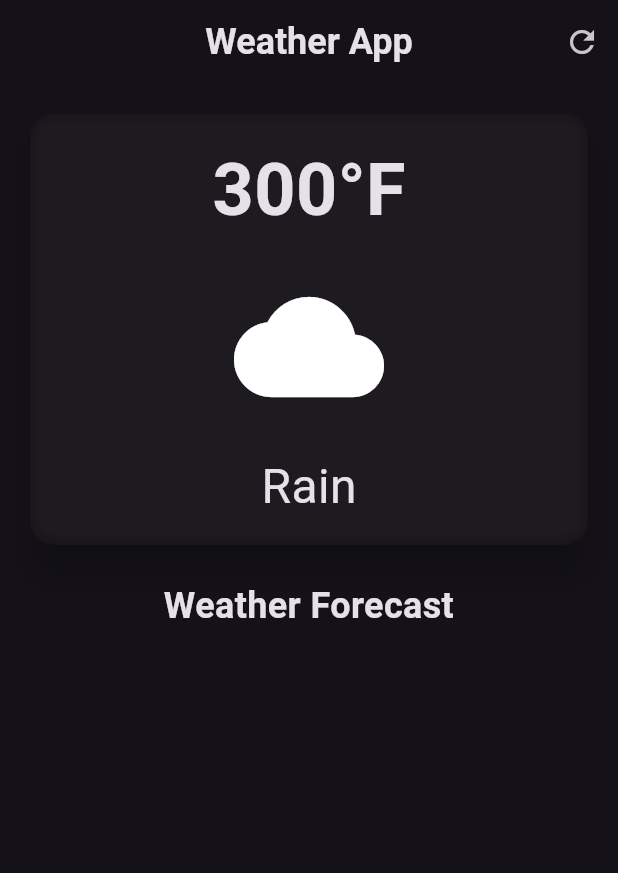
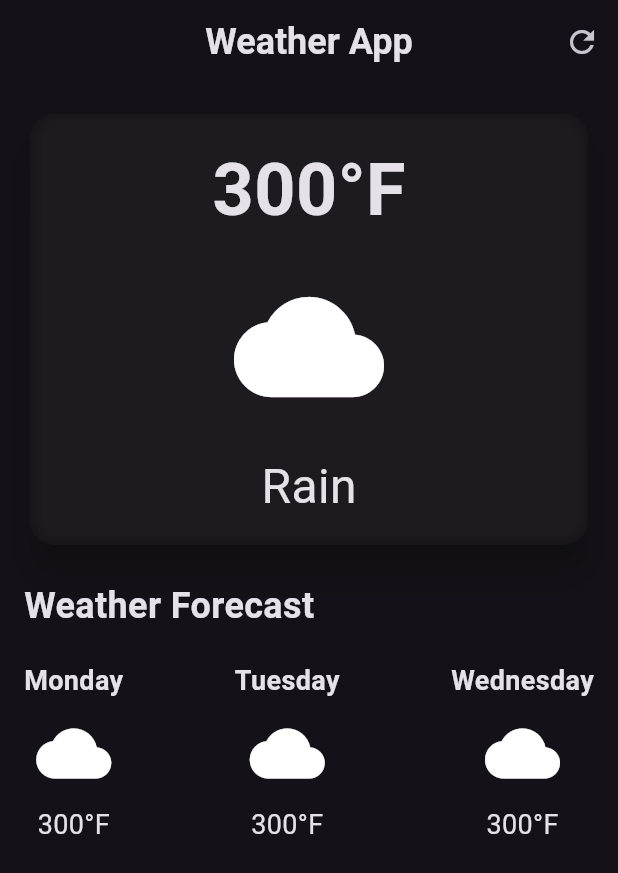
Before and after one commit to Nuwahereza-eng/weatherApp, a Flutter app: the screen it shows after launch, on a phone screen of 412 x 824 dp. Shown: the top 873 px of the screen. Run offline on Flutter 3.47's test engine with Material 3 defaults, Android fonts, the phone set to English and light mode, and no system bars.

Commit message:
second layout

```diff
--- a/weather_app/lib/weather_screen.dart
+++ b/weather_app/lib/weather_screen.dart
@@ -26,6 +26,7 @@ class WeatherScreen extends StatelessWidget {
       body: Padding(
         padding: const EdgeInsets.all(16.0),
         child: Column(
+          crossAxisAlignment: CrossAxisAlignment.start,
           children: [
             SizedBox(
               width: double.infinity,
@@ -61,9 +62,54 @@ class WeatherScreen extends StatelessWidget {
 
                         child: Text("Weather Forecast",
                         style: TextStyle(fontSize: 24,fontWeight: FontWeight.bold),
-                        textAlign: TextAlign.center,
+
                         ),
                       ),
+            SizedBox(height: 20),
+            Row(
+              mainAxisAlignment: MainAxisAlignment.spaceBetween,
+              children: [
+                Column(
+                  children: [
+                    Text("Monday",
+                    style: TextStyle(fontSize: 18,fontWeight: FontWeight.bold),),
+                    SizedBox(height: 10),
+                    Icon(Icons.cloud,
+                    size: 50,),
+                    SizedBox(height: 10),
+                    Text("300°F",
+                    style: TextStyle(fontSize: 18),),
+                  ],
+                ),
+                Column(
+                  children: [
+                    Text("Tuesday",
+                    style: TextStyle(fontSize: 18,fontWeight: FontWeight.bold),),
+                    SizedBox(height: 10),
+                    Icon(Icons.cloud,
+                    size: 50,),
+                    SizedBox(height: 10),
+                    Text("300°F",
+                    style: TextStyle(fontSize: 18),),
+                  ],
+                ),
+                Column(
+                  children: [
+                    Text("Wednesday",
+                    style: TextStyle(fontSize: 18,fontWeight: FontWeight.bold),),
+                    SizedBox(height: 10),
+                    Icon(Icons.cloud,
+                    size: 50,),
+                    SizedBox(height: 10),
+                    Text("300°F",
+                    style: TextStyle(fontSize: 18),),
+                  ],
+                ),
+              ],
+            )
+
+
+
           ],
         ),
       ),
```
